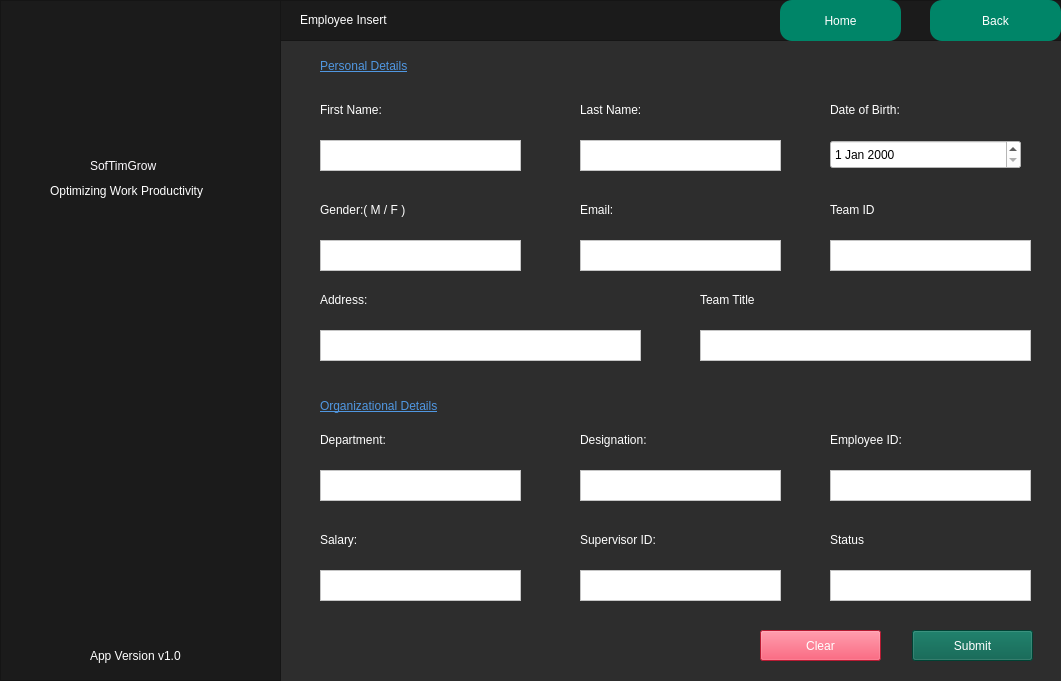
Old version of the form qtPro/mainwindow.ui in the repository Maliksaad231224/QT-C-Software-House-Database-System.
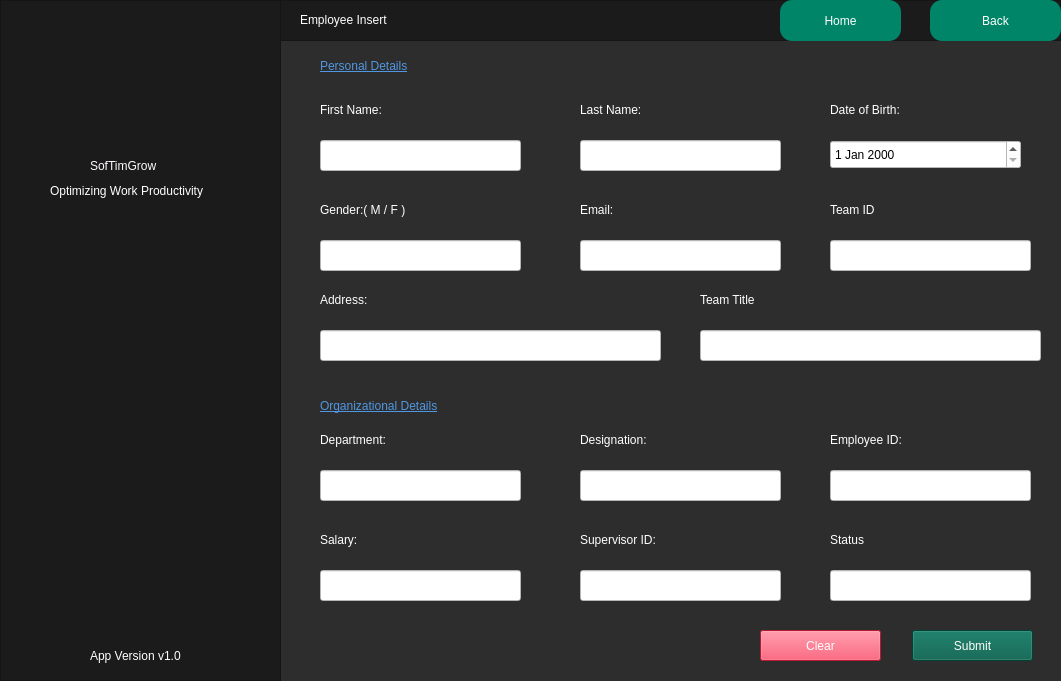
New version of the form. The open tabs and pages were chosen to show the change. Icons and pictures are not drawn.

```diff
--- a/qtPro/mainwindow.ui
+++ b/qtPro/mainwindow.ui
@@ -2437,21 +2437,6 @@
        <string>First Name:</string>
       </property>
      </widget>
-     <widget class="QPlainTextEdit" name="firstname">
-      <property name="geometry">
-       <rect>
-        <x>320</x>
-        <y>140</y>
-        <width>201</width>
-        <height>31</height>
-       </rect>
-      </property>
-      <property name="styleSheet">
-       <string notr="true">color:black;
-background-color: rgba(255,255,255,255);
-</string>
-      </property>
-     </widget>
      <widget class="QLabel" name="label_57">
       <property name="geometry">
        <rect>
@@ -2469,21 +2454,6 @@
        <string>Last Name:</string>
       </property>
      </widget>
-     <widget class="QPlainTextEdit" name="lastname">
-      <property name="geometry">
-       <rect>
-        <x>580</x>
-        <y>140</y>
-        <width>201</width>
-        <height>31</height>
-       </rect>
-      </property>
-      <property name="styleSheet">
-       <string notr="true">color:black;
-background-color: rgba(255,255,255,255);
-</string>
-      </property>
-     </widget>
      <widget class="QLabel" name="label_58">
       <property name="geometry">
        <rect>
@@ -2532,21 +2502,6 @@
        <string>Gender:( M / F )</string>
       </property>
      </widget>
-     <widget class="QPlainTextEdit" name="Gender">
-      <property name="geometry">
-       <rect>
-        <x>320</x>
-        <y>240</y>
-        <width>201</width>
-        <height>31</height>
-       </rect>
-      </property>
-      <property name="styleSheet">
-       <string notr="true">color:black;
-background-color: rgba(255,255,255,255);
-</string>
-      </property>
-     </widget>
      <widget class="QLabel" name="label_60">
       <property name="geometry">
        <rect>
@@ -2564,21 +2519,6 @@
        <string>Email:</string>
       </property>
      </widget>
-     <widget class="QPlainTextEdit" name="email">
-      <property name="geometry">
-       <rect>
-        <x>580</x>
-        <y>240</y>
-        <width>201</width>
-        <height>31</height>
-       </rect>
-      </property>
-      <property name="styleSheet">
-       <string notr="true">color:black;
-background-color: rgba(255,255,255,255);
-</string>
-      </property>
-     </widget>
      <widget class="QLabel" name="label_61">
       <property name="geometry">
        <rect>
@@ -2596,21 +2536,6 @@
        <string>Address:</string>
       </property>
      </widget>
-     <widget class="QPlainTextEdit" name="address">
-      <property name="geometry">
-       <rect>
-        <x>320</x>
-        <y>330</y>
-        <width>321</width>
-        <height>31</height>
-       </rect>
-      </property>
-      <property name="styleSheet">
-       <string notr="true">color:black;
-background-color: rgba(255,255,255,255);
-</string>
-      </property>
-     </widget>
      <widget class="QLabel" name="label_62">
       <property name="geometry">
        <rect>
@@ -2647,36 +2572,6 @@
        <string>Department:</string>
       </property>
      </widget>
-     <widget class="QPlainTextEdit" name="department">
-      <property name="geometry">
-       <rect>
-        <x>320</x>
-        <y>470</y>
-        <width>201</width>
-        <height>31</height>
-       </rect>
-      </property>
-      <property name="styleSheet">
-       <string notr="true">color:black;
-background-color: rgba(255,255,255,255);
-</string>
-      </property>
-     </widget>
-     <widget class="QPlainTextEdit" name="designation">
-      <property name="geometry">
-       <rect>
-        <x>580</x>
-        <y>470</y>
-        <width>201</width>
-        <height>31</height>
-       </rect>
-      </property>
-      <property name="styleSheet">
-       <string notr="true">color:black;
-background-color: rgba(255,255,255,255);
-</string>
-      </property>
-     </widget>
      <widget class="QLabel" name="label_64">
       <property name="geometry">
        <rect>
@@ -2711,21 +2606,6 @@
        <string>Employee ID:</string>
       </property>
      </widget>
-     <widget class="QPlainTextEdit" name="employeeid">
-      <property name="geometry">
-       <rect>
-        <x>830</x>
-        <y>470</y>
-        <width>201</width>
-        <height>31</height>
-       </rect>
-      </property>
-      <property name="styleSheet">
-       <string notr="true">color:black;
-background-color: rgba(255,255,255,255);
-</string>
-      </property>
-     </widget>
      <widget class="QLabel" name="label_66">
       <property name="geometry">
        <rect>
@@ -2743,21 +2623,6 @@
        <string>Salary:</string>
       </property>
      </widget>
-     <widget class="QPlainTextEdit" name="salaryemp">
-      <property name="geometry">
-       <rect>
-        <x>320</x>
-        <y>570</y>
-        <width>201</width>
-        <height>31</height>
-       </rect>
-      </property>
-      <property name="styleSheet">
-       <string notr="true">color:black;
-background-color: rgba(255,255,255,255);
-</string>
-      </property>
-     </widget>
      <widget class="QLabel" name="label_67">
       <property name="geometry">
        <rect>
@@ -2775,21 +2640,6 @@
        <string>Supervisor ID:</string>
       </property>
      </widget>
-     <widget class="QPlainTextEdit" name="supervisorid">
-      <property name="geometry">
-       <rect>
-        <x>580</x>
-        <y>570</y>
-        <width>201</width>
-        <height>31</height>
-       </rect>
-      </property>
-      <property name="styleSheet">
-       <string notr="true">color:black;
-background-color: rgba(255,255,255,255);
-</string>
-      </property>
-     </widget>
      <widget class="QPushButton" name="pushButton_11">
       <property name="geometry">
        <rect>
@@ -2829,21 +2679,6 @@
        <string>Clear</string>
       </property>
      </widget>
-     <widget class="QPlainTextEdit" name="status">
-      <property name="geometry">
-       <rect>
-        <x>830</x>
-        <y>570</y>
-        <width>201</width>
-        <height>31</height>
-       </rect>
-      </property>
-      <property name="styleSheet">
-       <string notr="true">color:black;
-background-color: rgba(255,255,255,255);
-</string>
-      </property>
-     </widget>
      <widget class="QLabel" name="label_84">
       <property name="geometry">
        <rect>
@@ -2896,36 +2731,6 @@
        <string>Team ID</string>
       </property>
      </widget>
-     <widget class="QPlainTextEdit" name="empteamid">
-      <property name="geometry">
-       <rect>
-        <x>830</x>
-        <y>240</y>
-        <width>201</width>
-        <height>31</height>
-       </rect>
-      </property>
-      <property name="styleSheet">
-       <string notr="true">color:black;
-background-color: rgba(255,255,255,255);
-</string>
-      </property>
-     </widget>
-     <widget class="QPlainTextEdit" name="empteamtitle">
-      <property name="geometry">
-       <rect>
-        <x>700</x>
-        <y>330</y>
-        <width>331</width>
-        <height>31</height>
-       </rect>
-      </property>
-      <property name="styleSheet">
-       <string notr="true">color:black;
-background-color: rgba(255,255,255,255);
-</string>
-      </property>
-     </widget>
      <widget class="QLabel" name="label_161">
       <property name="geometry">
        <rect>
@@ -2943,6 +2748,201 @@
        <string>Team Title</string>
       </property>
      </widget>
+     <widget class="QLineEdit" name="firstname">
+      <property name="geometry">
+       <rect>
+        <x>320</x>
+        <y>140</y>
+        <width>201</width>
+        <height>31</height>
+       </rect>
+      </property>
+      <property name="styleSheet">
+       <string notr="true">color:black;
+background-color: rgba(255,255,255,255);
+</string>
+      </property>
+     </widget>
+     <widget class="QLineEdit" name="lastname">
+      <property name="geometry">
+       <rect>
+        <x>580</x>
+        <y>140</y>
+        <width>201</width>
+        <height>31</height>
+       </rect>
+      </property>
+      <property name="styleSheet">
+       <string notr="true">color:black;
+background-color: rgba(255,255,255,255);
+</string>
+      </property>
+     </widget>
+     <widget class="QLineEdit" name="gender">
+      <property name="geometry">
+       <rect>
+        <x>320</x>
+        <y>240</y>
+        <width>201</width>
+        <height>31</height>
+       </rect>
+      </property>
+      <property name="styleSheet">
+       <string notr="true">color:black;
+background-color: rgba(255,255,255,255);
+</string>
+      </property>
+     </widget>
+     <widget class="QLineEdit" name="email">
+      <property name="geometry">
+       <rect>
+        <x>580</x>
+        <y>240</y>
+        <width>201</width>
+        <height>31</height>
+       </rect>
+      </property>
+      <property name="styleSheet">
+       <string notr="true">color:black;
+background-color: rgba(255,255,255,255);
+</string>
+      </property>
+     </widget>
+     <widget class="QLineEdit" name="teamid">
+      <property name="geometry">
+       <rect>
+        <x>830</x>
+        <y>240</y>
+        <width>201</width>
+        <height>31</height>
+       </rect>
+      </property>
+      <property name="styleSheet">
+       <string notr="true">color:black;
+background-color: rgba(255,255,255,255);
+</string>
+      </property>
+     </widget>
+     <widget class="QLineEdit" name="address">
+      <property name="geometry">
+       <rect>
+        <x>320</x>
+        <y>330</y>
+        <width>341</width>
+        <height>31</height>
+       </rect>
+      </property>
+      <property name="styleSheet">
+       <string notr="true">color:black;
+background-color: rgba(255,255,255,255);
+</string>
+      </property>
+     </widget>
+     <widget class="QLineEdit" name="teamtitle">
+      <property name="geometry">
+       <rect>
+        <x>700</x>
+        <y>330</y>
+        <width>341</width>
+        <height>31</height>
+       </rect>
+      </property>
+      <property name="styleSheet">
+       <string notr="true">color:black;
+background-color: rgba(255,255,255,255);
+</string>
+      </property>
+     </widget>
+     <widget class="QLineEdit" name="departname">
+      <property name="geometry">
+       <rect>
+        <x>320</x>
+        <y>470</y>
+        <width>201</width>
+        <height>31</height>
+       </rect>
+      </property>
+      <property name="styleSheet">
+       <string notr="true">color:black;
+background-color: rgba(255,255,255,255);
+</string>
+      </property>
+     </widget>
+     <widget class="QLineEdit" name="design">
+      <property name="geometry">
+       <rect>
+        <x>580</x>
+        <y>470</y>
+        <width>201</width>
+        <height>31</height>
+       </rect>
+      </property>
+      <property name="styleSheet">
+       <string notr="true">color:black;
+background-color: rgba(255,255,255,255);
+</string>
+      </property>
+     </widget>
+     <widget class="QLineEdit" name="empid">
+      <property name="geometry">
+       <rect>
+        <x>830</x>
+        <y>470</y>
+        <width>201</width>
+        <height>31</height>
+       </rect>
+      </property>
+      <property name="styleSheet">
+       <string notr="true">color:black;
+background-color: rgba(255,255,255,255);
+</string>
+      </property>
+     </widget>
+     <widget class="QLineEdit" name="salaryemp">
+      <property name="geometry">
+       <rect>
+        <x>320</x>
+        <y>570</y>
+        <width>201</width>
+        <height>31</height>
+       </rect>
+      </property>
+      <property name="styleSheet">
+       <string notr="true">color:black;
+background-color: rgba(255,255,255,255);
+</string>
+      </property>
+     </widget>
+     <widget class="QLineEdit" name="superid">
+      <property name="geometry">
+       <rect>
+        <x>580</x>
+        <y>570</y>
+        <width>201</width>
+        <height>31</height>
+       </rect>
+      </property>
+      <property name="styleSheet">
+       <string notr="true">color:black;
+background-color: rgba(255,255,255,255);
+</string>
+      </property>
+     </widget>
+     <widget class="QLineEdit" name="statusemp">
+      <property name="geometry">
+       <rect>
+        <x>830</x>
+        <y>570</y>
+        <width>201</width>
+        <height>31</height>
+       </rect>
+      </property>
+      <property name="styleSheet">
+       <string notr="true">color:black;
+background-color: rgba(255,255,255,255);
+</string>
+      </property>
+     </widget>
     </widget>
     <widget class="QWidget" name="UpdateEmployee">
      <widget class="QFrame" name="frame_24">
```
Left out of the diff: 36 changed lines with no effect on the pictures.
